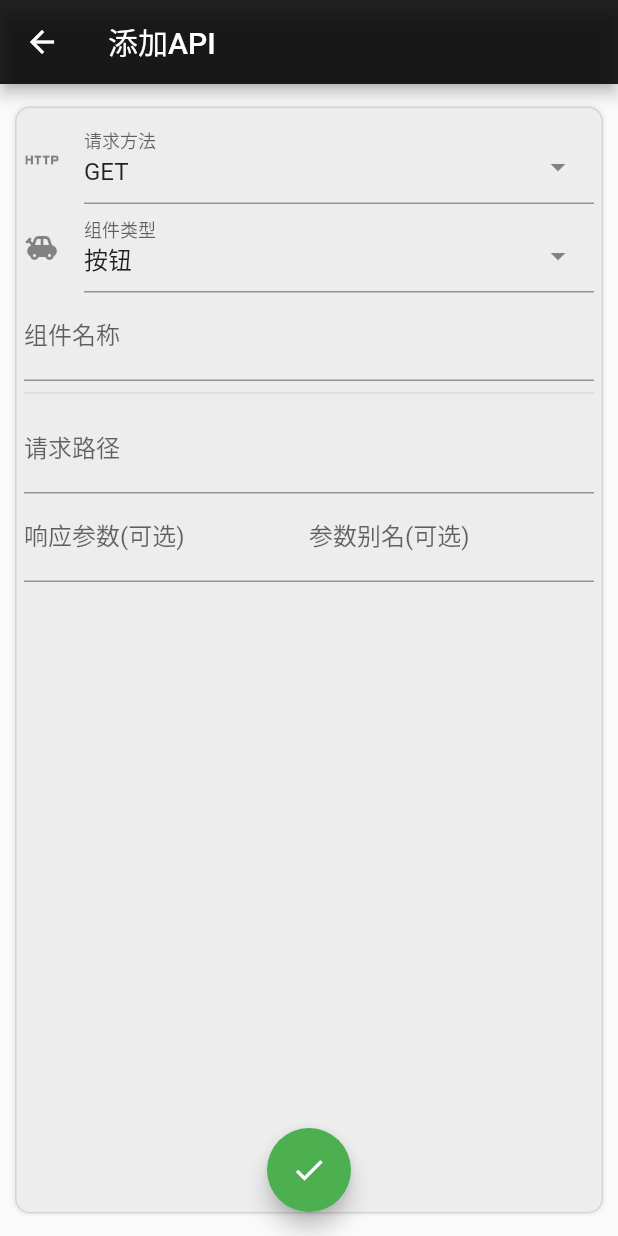
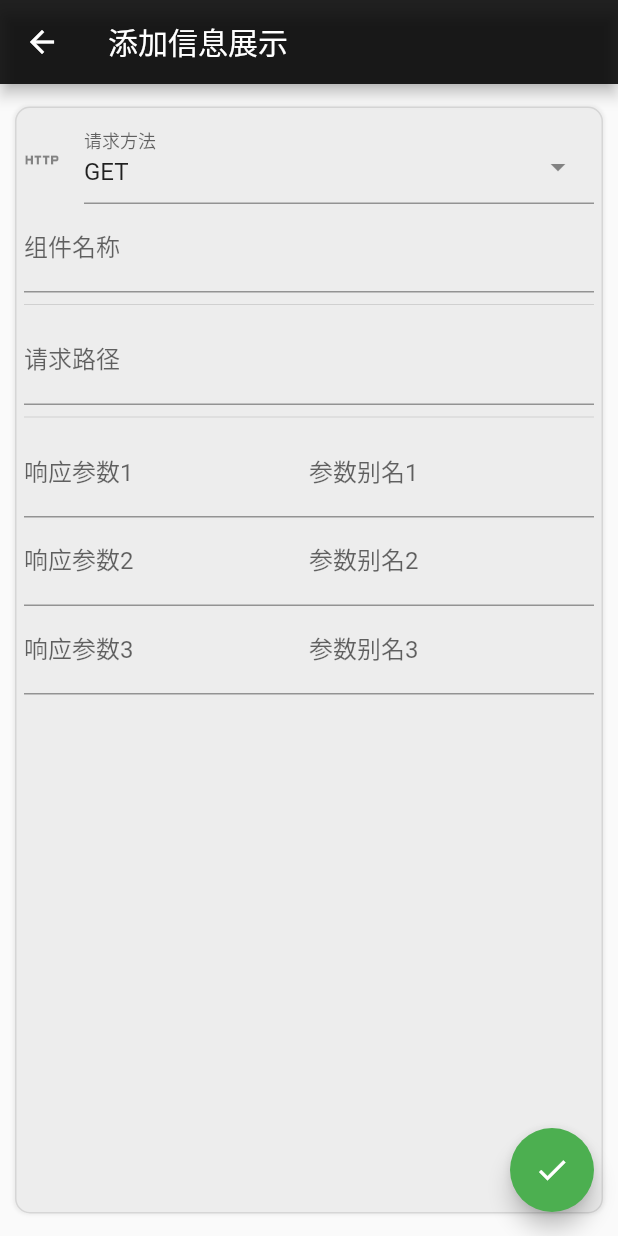
Before and after one commit to qi-xmu/zapi, a Flutter app: the AddInfoForm screen opened directly with empty values, on a phone screen of 412 x 824 dp. Run offline on Flutter 3.47's test engine with Material 2 defaults, Android fonts, the light colour scheme and no system bars; drawn by our look-alikes of select_form_field; our stand-ins replace dio, flutter_easyloading, flutter_speed_dial, shared_preferences; accounts and stored records are empty.

Commit message:
完成状态存储

```diff
--- a/lib/components/APIWidget/data_model.dart
+++ b/lib/components/APIWidget/data_model.dart
@@ -13,13 +13,14 @@ enum ApiWidgetType {
 class ApiWidgetInfo {
   late String url; // 在加入组别后自动赋值
   ApiWidgetType type; // 类别
-  // ApiGroup group; //所属组别， 身份验证
   APIInfo apiInfo; // api信息
 
   String? control; // 控制参数
   List<dynamic>? options; // 请求选项
-  List<dynamic>? response; // 响应信息
-  List<dynamic>? responseAlias; // 响应别名
+  List<dynamic>? response = []; // 响应信息
+  List<dynamic>? responseAlias = []; // 响应别名
+  // 状态
+  Map<String, dynamic>? state;
 
   ApiWidgetInfo(
     this.type,
@@ -34,6 +35,7 @@ class ApiWidgetInfo {
   ApiWidgetInfo.fromJson(Map<String, dynamic> json)
       : type = ApiWidgetType.values[json['type']],
         url = json['url'],
+        state = json['state'],
         apiInfo = APIInfo.fromJson(json['apiInfo']),
         control = json['control'],
         options = json['options'],
@@ -43,6 +45,7 @@ class ApiWidgetInfo {
   Map<String, dynamic> toJson() => {
         'type': type.index,
         'url': url,
+        'state': state,
         'apiInfo': apiInfo,
         'control': control,
         'options': options,
@@ -56,8 +59,6 @@ class ApiWidgetInfo {
     switch (type) {
       // 按键
       case ApiWidgetType.BUTTON:
-        dynamic option = options![0];
-        apiInfo.path = option;
         break;
       // 开关
       case ApiWidgetType.SWITCH:
--- a/lib/components/APIWidget/mod.dart
+++ b/lib/components/APIWidget/mod.dart
@@ -10,7 +10,10 @@ import 'package:flutter_easyloading/flutter_easyloading.dart';
 import 'package:zapi/components/API/data_model.dart';
 
 import 'package:flutter/material.dart';
+import 'package:zapi/components/APIGroup/data_model.dart';
+import 'package:zapi/components/DataStorage/mod.dart';
 import 'package:zapi/modals/mod.dart';
+import 'package:zapi/pages/group_page.dart';
 import 'package:zapi/utils/standard.dart';
 import 'package:zapi/utils/ext_widgets.dart';
 import 'package:zapi/utils/tools.dart';
--- a/lib/forms/add_info.dart
+++ b/lib/forms/add_info.dart
@@ -10,9 +10,11 @@ class AddInfoForm extends StatefulWidget {
 
 class _AddInfoForm extends State<AddInfoForm> {
   final _formKey = GlobalKey<FormState>();
+  List<String> response = ['', '', ''];
+  List<String> alias = ['', '', ''];
 
   ApiWidgetInfo newAPI = ApiWidgetInfo(
-    ApiWidgetType.BUTTON,
+    ApiWidgetType.INFO,
     APIInfo(0, "", HttpMethod.GET, "/"),
   );
 
@@ -21,15 +23,14 @@ class _AddInfoForm extends State<AddInfoForm> {
   Widget build(BuildContext context) {
     return Scaffold(
       appBar: AppBar(
-        title: const Text("添加API"),
+        title: const Text("添加信息展示"),
       ),
       body: CardContainer(
         margin: const EdgeInsets.symmetric(vertical: verMargin, horizontal: horMargin * 2),
         padding: const EdgeInsets.symmetric(vertical: verPadding, horizontal: horPadding),
         child: Form(
           key: _formKey,
-            child: Column(
-              children: [
+          child: ListView(children: [
             SelectFormField(
               autofocus: true,
               icon: const Icon(Icons.http),
@@ -41,19 +42,6 @@ class _AddInfoForm extends State<AddInfoForm> {
                 newAPI.apiInfo.method = HttpMethod.values[index];
               },
               validator: (v) => v!.trim().isEmpty ? "请求方法不能为空" : null,
-                  onSaved: (val) {},
-                ),
-                SelectFormField(
-                  initialValue: '0',
-                  icon: const Icon(Icons.toys),
-                  labelText: '组件类型',
-                  items: apiWidgetType,
-                  onChanged: (val) {
-                    int index = int.parse(val);
-                    newAPI.type = ApiWidgetType.values[index];
-                  },
-                  validator: (v) => v!.trim().isEmpty ? "组件类型不能为空" : null,
-                  onSaved: (val) => print(val),
             ),
             // button
             TextFormField(
@@ -74,47 +62,65 @@ class _AddInfoForm extends State<AddInfoForm> {
                 prefixText: '/',
               ),
               validator: (v) => v!.trim().isEmpty ? "请求路径不能为空" : null,
-                  onChanged: (val) {
-                    newAPI.options = ["/$val"];
-                  },
+              onChanged: (val) => newAPI.apiInfo.path = "/$val",
             ),
-                Row(
-                  children: [
+            const Divider(),
+            Row(children: [
               Expanded(
                   child: TextFormField(
                 textInputAction: TextInputAction.next,
-                        decoration: const InputDecoration(
-                          labelText: "响应参数(可选)",
-                        ),
-                        onChanged: (val) {
-                          newAPI.response = [val];
-                        },
-                      ),
-                    ),
+                decoration: const InputDecoration(labelText: "响应参数1"),
+                onChanged: (val) => response[0] = val,
+              )),
               const Divider(),
               Expanded(
                   child: TextFormField(
                 textInputAction: TextInputAction.next,
-                        decoration: const InputDecoration(
-                          labelText: "参数别名(可选)",
+                decoration: const InputDecoration(labelText: "参数别名1"),
+                onChanged: (val) => alias[0] = val,
+              ))
+            ]),
+            Row(children: [
+              Expanded(
+                  child: TextFormField(
+                textInputAction: TextInputAction.next,
+                decoration: const InputDecoration(labelText: "响应参数2"),
+                onChanged: (val) => response[1] = val,
+              )),
+              const Divider(),
+              Expanded(
+                  child: TextFormField(
+                textInputAction: TextInputAction.next,
+                decoration: const InputDecoration(labelText: "参数别名2"),
+                onChanged: (val) => alias[1] = val,
+              ))
+            ]),
+            Row(children: [
+              Expanded(
+                  child: TextFormField(
+                textInputAction: TextInputAction.next,
+                decoration: const InputDecoration(labelText: "响应参数3"),
+                onChanged: (val) => response[2] = val,
+              )),
+              const Divider(),
+              Expanded(
+                  child: TextFormField(
+                textInputAction: TextInputAction.next,
+                decoration: const InputDecoration(labelText: "参数别名3"),
+                onChanged: (val) => alias[2] = val,
+              ))
+            ]),
+          ]),
         ),
-                        onChanged: (val) {
-                          newAPI.responseAlias = [val];
-                        },
       ),
-                    )
-                  ],
-                ),
-              ],
-            )),
-      ),
-      floatingActionButtonLocation: FloatingActionButtonLocation.centerFloat,
       floatingActionButton: FloatingActionButton(
         onPressed: () {
           // save
           if (_formKey.currentState!.validate()) {
+            newAPI.response = response;
+            newAPI.responseAlias = alias;
             widget.group.addApi(newAPI);
-            prefs.setString(widget.group.name, jsonEncode(widget.group)); // 存储
+            updateGroupList(widget.group); // 存储
             showSuccBlock('添加成功');
             Navigator.pop(context);
           }
--- a/lib/forms/add_sliding.dart
+++ b/lib/forms/add_sliding.dart
@@ -59,9 +59,7 @@ class _AddSlidingForm extends State<AddSlidingForm> {
                 prefixText: '/',
               ),
               validator: (v) => v!.trim().isEmpty ? "请求路径不能为空" : null,
-              onChanged: (val) {
-                newAPI.options = ["/$val"];
-              },
+              onChanged: (val) => newAPI.apiInfo.path = "/$val",
             ),
             TextFormField(
               textInputAction: TextInputAction.next,
--- a/lib/forms/add_switch.dart
+++ b/lib/forms/add_switch.dart
@@ -59,7 +59,7 @@ class _AddSwitchForm extends State<AddSwitchForm> {
                     prefixText: '/',
                   ),
                   validator: (v) => v!.trim().isEmpty ? "请求路径不能为空" : null,
-                  onChanged: (val) => newAPI.options = ["/$val"],
+                  onChanged: (val) => newAPI.apiInfo.path = "/$val",
                 ),
                 TextFormField(
                   textInputAction: TextInputAction.next,
--- a/lib/test.dart
+++ b/lib/test.dart
@@ -4,9 +4,7 @@ import 'package:zapi/components/API/data_model.dart';
 import 'package:zapi/components/APIGroup/data_model.dart';
 import 'package:zapi/components/APIWidget/mod.dart';
 
-List<ApiGroup> groupList = [];
-
-ApiGroup group = ApiGroup(1, "测试", "http://api.xmu-maker.cn:2233");
+ApiGroup testGroup = ApiGroup(1, "测试", "http://api.xmu-maker.cn:2233");
 
 List<ApiWidgetInfo> apiList = [
   ApiWidgetInfo(
@@ -14,8 +12,9 @@ List<ApiWidgetInfo> apiList = [
     // group,
     APIInfo(2, "信息", HttpMethod.GET, "/info"),
     control: "state",
-    options: ["info"],
+
     response: ["name", "botton", "value"],
+    responseAlias: ["开关", "按键", "滑动值"],
   ),
   ApiWidgetInfo(
     ApiWidgetType.SWITCH,
@@ -36,29 +35,25 @@ List<ApiWidgetInfo> apiList = [
   ApiWidgetInfo(
     ApiWidgetType.BUTTON,
     // group,
-    APIInfo(0, "按键", HttpMethod.GET, ""),
-    options: ["/0"],
+    APIInfo(0, "按键", HttpMethod.GET, "/0"),
     response: ["botton"],
   ),
   ApiWidgetInfo(
     ApiWidgetType.BUTTON,
     // group,
-    APIInfo(0, "错误请求按键", HttpMethod.GET, ""),
-    options: ["/01"],
+    APIInfo(0, "错误请求按键", HttpMethod.GET, "/01"),
     response: ["botton"],
   ),
   ApiWidgetInfo(
     ApiWidgetType.BUTTON,
     // group,
-    APIInfo(1, "成功请求按键", HttpMethod.GET, ""),
-    options: ["/1"],
+    APIInfo(1, "成功请求按键", HttpMethod.GET, "/0"),
     response: ["botton"],
   ),
   ApiWidgetInfo(
     ApiWidgetType.BUTTON,
     // group,
-    APIInfo(1, "测试请求按键测试请求按键", HttpMethod.GET, ""),
-    options: ["/1"],
+    APIInfo(1, "测试请求按键测试请求按键", HttpMethod.GET, "/1"),
     response: ["botton"],
   ),
   ApiWidgetInfo(
--- a/lib/utils/standard.dart
+++ b/lib/utils/standard.dart
@@ -18,7 +18,7 @@ const double radius = 10;
 const Color lightColor = Colors.black87;
 const Color darkColor = Colors.white70;
 
-const String GroupListKey = 'groupNameList';
+const String GroupListKey = 'GroupListKey';
 
 /* 生成色彩 */
 MaterialColor createMaterialColor(Color color) {
--- a/lib/utils/tools.dart
+++ b/lib/utils/tools.dart
@@ -5,10 +5,10 @@ bool isDarkMode(BuildContext context) {
   return Theme.of(context).brightness == Brightness.dark;
 }
 
-List<String> getNameList(List<ApiGroup> groups) {
+List<String> getIDList(List<ApiGroup> groups) {
   List<String> res = [];
   for (ApiGroup group in groups) {
-    res.add(group.name);
+    res.add(group.id.toString());
   }
   return res;
 }
```
Also changed, not shown: lib/components/APIWidget/widgets.dart (+76 -31 lines), lib/components/DataStorage/actions.dart (+26 -0 lines), lib/components/DataStorage/mod.dart (+9 -0 lines), lib/components/Menu/menu.dart (added, +59 -0 lines), lib/components/Menu/mod.dart (added, +14 -0 lines), lib/components/Menu/widgets.dart (added, +49 -0 lines), lib/forms/add_button.dart (+5 -9 lines), lib/forms/group_form.dart (renamed from lib/forms/add_group.dart, +24 -11 lines), lib/main.dart (+21 -21 lines), lib/pages/group_page.dart (+4 -6 lines). Lines whose indentation alone changed are shown as unchanged.
